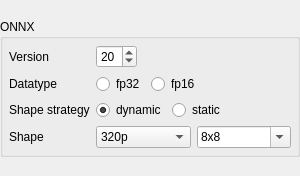
The window that ui/designer/ui_onnx_widget.ui (herlegon/hconvert) describes before a commit, drawn with Qt 5.
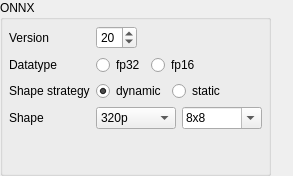
The same window after the commit.

The edit to the form file:
```diff
--- a/ui/designer/ui_onnx_widget.ui
+++ b/ui/designer/ui_onnx_widget.ui
@@ -6,10 +6,16 @@
    <rect>
     <x>0</x>
     <y>0</y>
-    <width>300</width>
+    <width>293</width>
     <height>176</height>
    </rect>
   </property>
+  <property name="sizePolicy">
+   <sizepolicy hsizetype="Maximum" vsizetype="Preferred">
+    <horstretch>0</horstretch>
+    <verstretch>0</verstretch>
+   </sizepolicy>
+  </property>
   <property name="windowTitle">
    <string>Form</string>
   </property>
@@ -32,17 +38,11 @@
    <item>
     <widget class="QGroupBox" name="groupbox_onnx_conversion">
      <property name="sizePolicy">
-      <sizepolicy hsizetype="Maximum" vsizetype="Maximum">
+      <sizepolicy hsizetype="Maximum" vsizetype="Preferred">
        <horstretch>0</horstretch>
        <verstretch>0</verstretch>
       </sizepolicy>
      </property>
-     <property name="maximumSize">
-      <size>
-       <width>300</width>
-       <height>16777215</height>
-      </size>
-     </property>
      <property name="title">
       <string>ONNX</string>
      </property>
@@ -192,6 +192,18 @@
          <layout class="QHBoxLayout" name="layout_resolution">
           <item>
            <widget class="QComboBox" name="combobox_resolution">
+            <property name="sizePolicy">
+             <sizepolicy hsizetype="Maximum" vsizetype="Fixed">
+              <horstretch>0</horstretch>
+              <verstretch>0</verstretch>
+             </sizepolicy>
+            </property>
+            <property name="maximumSize">
+             <size>
+              <width>80</width>
+              <height>16777215</height>
+             </size>
+            </property>
             <property name="editable">
              <bool>false</bool>
             </property>
@@ -233,6 +245,18 @@
           </item>
           <item>
            <widget class="QComboBox" name="combobox_resolution_custom">
+            <property name="sizePolicy">
+             <sizepolicy hsizetype="Maximum" vsizetype="Fixed">
+              <horstretch>0</horstretch>
+              <verstretch>0</verstretch>
+             </sizepolicy>
+            </property>
+            <property name="maximumSize">
+             <size>
+              <width>80</width>
+              <height>16777215</height>
+             </size>
+            </property>
             <property name="editable">
              <bool>true</bool>
             </property>
```
